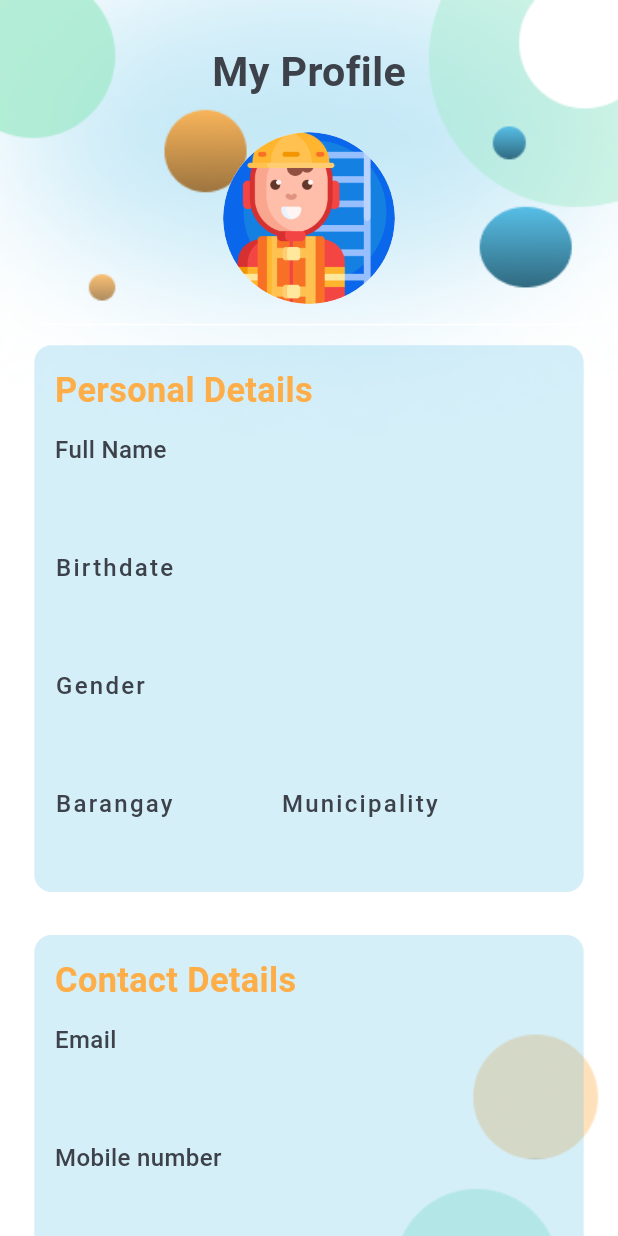
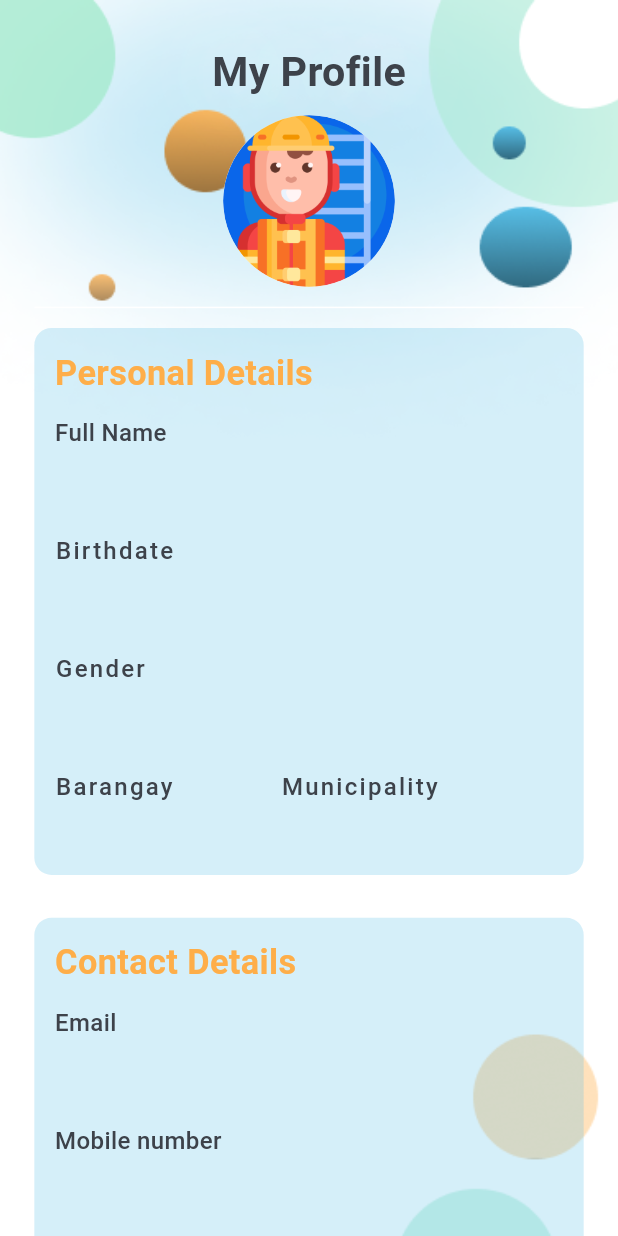
Before and after one commit to cent-ivan/CommuniHelp_App, a Flutter app: the ProfileView screen opened by its route, on a phone screen of 412 x 824 dp. Run offline on Flutter 3.47's test engine with Material 3 defaults, Android fonts, the phone set to English and light mode, and no system bars; our stand-ins replace cloud_firestore, firebase_auth, firebase_core, flutter_screenutil, flutter_slidable, get and 2 more; accounts and stored records are empty.

```diff
--- a/lib/FirebaseServices/FirestoreServices/user_registration.dart
+++ b/lib/FirebaseServices/FirestoreServices/user_registration.dart
@@ -1,5 +1,6 @@
 import 'package:cloud_firestore/cloud_firestore.dart';
 import 'package:communihelp_app/Models/user_model.dart';
+
 
 class FireStoreAddService {
   //Firestore instance
@@ -15,9 +16,10 @@ class FireStoreAddService {
           print("Error Occured : ${error.toString()}");
         }
       );
+
   }
 
-  Future updateUserDetails(UserModel user) async {
+  Future updateUserDetails(UserModel user, context) async {
     //updates user details to Firestore Database
     await _db.collection("users").doc(user.uid).set(user.toJson())
       .whenComplete( ()=> "Good")
@@ -27,6 +29,7 @@ class FireStoreAddService {
           print("Error Occured : ${error.toString()}");
         }
       );
+
   }
 
 
--- a/lib/Views/Bottom_App_Bar_Pages/Profile_Page/profile_view.dart
+++ b/lib/Views/Bottom_App_Bar_Pages/Profile_Page/profile_view.dart
@@ -45,12 +45,19 @@ class _ProfileViewState extends State<ProfileView> {
                     style: TextStyle(
                       color: Theme.of(context).colorScheme.outline,
                       fontSize: 24.r,
-                      fontWeight: FontWeight.bold
+                      fontWeight: FontWeight.bold,
+                      shadows: [
+                        Shadow(
+                          color: Colors.white,
+                          offset: const Offset(0, 0),
+                          blurRadius: 50.r
+                        )
+                      ]
                     ),
                   ),
                 ),
 
-                SizedBox(height: 18.r,),
+                SizedBox(height: 8.r,),
 
                 //Profile Picture
                 Center(
```
Also changed, not shown: lib/Views/Bottom_App_Bar_Pages/Profile_Page/edit_profile_view.dart (+8 -3 lines).
